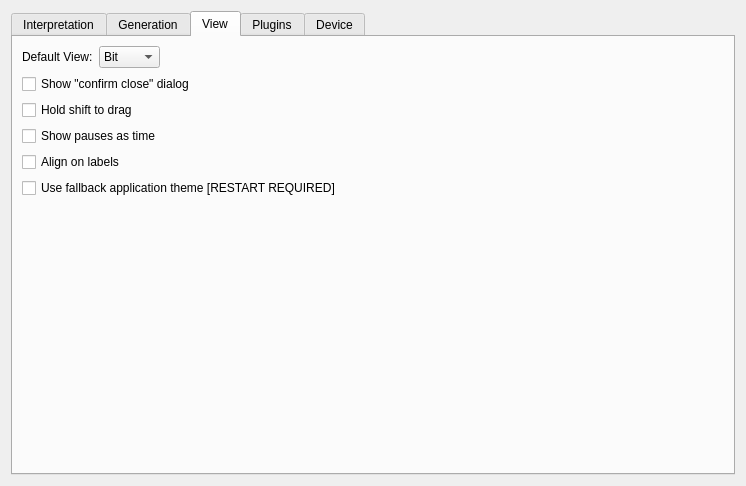
The window that ui/options.ui (jopohl/urh) describes before a commit, drawn with Qt 5.
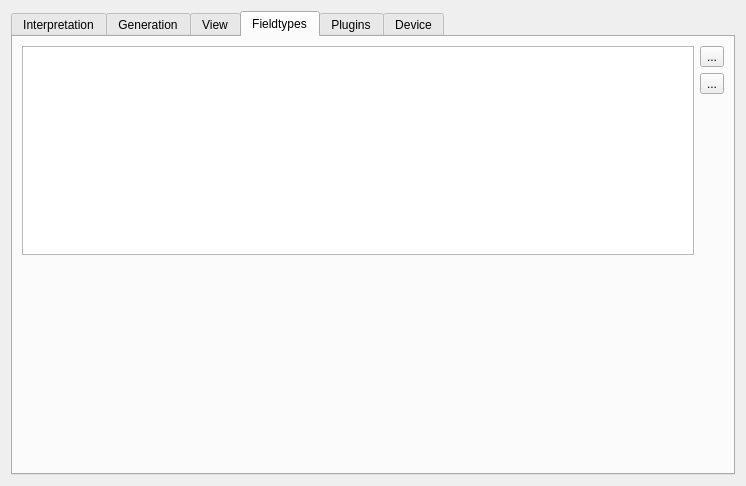
The same window after the commit. Icons and pictures are not drawn. Custom widgets are drawn as their Qt base class.

Commit message: add table for managing field types to gui

The edit to the form file:
```diff
--- a/ui/options.ui
+++ b/ui/options.ui
@@ -17,7 +17,7 @@
    <item>
     <widget class="QTabWidget" name="tabWidget">
      <property name="currentIndex">
-      <number>2</number>
+      <number>3</number>
      </property>
      <widget class="QWidget" name="tabInterpretation">
       <attribute name="title">
@@ -293,6 +293,70 @@
        </item>
       </layout>
      </widget>
+     <widget class="QWidget" name="tabFieldtypes">
+      <attribute name="title">
+       <string>Fieldtypes</string>
+      </attribute>
+      <layout class="QVBoxLayout" name="verticalLayout_5">
+       <item>
+        <layout class="QHBoxLayout" name="horizontalLayout_3">
+         <item>
+          <widget class="QTableView" name="tblLabeltypes"/>
+         </item>
+         <item>
+          <layout class="QVBoxLayout" name="verticalLayout_3">
+           <item>
+            <widget class="QToolButton" name="btnAddLabelType">
+             <property name="text">
+              <string>...</string>
+             </property>
+             <property name="icon">
+              <iconset theme="list-add"/>
+             </property>
+            </widget>
+           </item>
+           <item>
+            <widget class="QToolButton" name="btnRemoveLabeltype">
+             <property name="text">
+              <string>...</string>
+             </property>
+             <property name="icon">
+              <iconset theme="list-remove"/>
+             </property>
+            </widget>
+           </item>
+           <item>
+            <spacer name="verticalSpacer_5">
+             <property name="orientation">
+              <enum>Qt::Vertical</enum>
+             </property>
+             <property name="sizeHint" stdset="0">
+              <size>
+               <width>20</width>
+               <height>40</height>
+              </size>
+             </property>
+            </spacer>
+           </item>
+          </layout>
+         </item>
+        </layout>
+       </item>
+       <item>
+        <spacer name="verticalSpacer_4">
+         <property name="orientation">
+          <enum>Qt::Vertical</enum>
+         </property>
+         <property name="sizeHint" stdset="0">
+          <size>
+           <width>20</width>
+           <height>203</height>
+          </size>
+         </property>
+        </spacer>
+       </item>
+      </layout>
+     </widget>
      <widget class="QWidget" name="tab_plugins">
       <attribute name="title">
        <string>Plugins</string>
```
